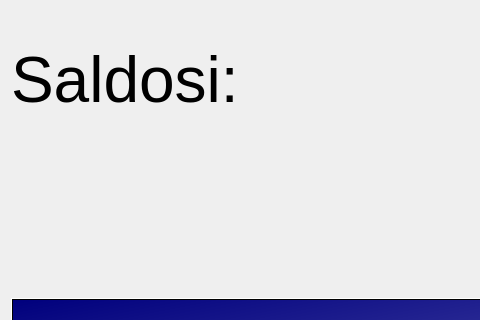
tvt21kmo-bank-project/group_3, file bankautomat/saldo_credit.ui: the form before one commit; both pictures show x 0 to 480 and y 0 to 320 of the 709 by 446 pixel window.
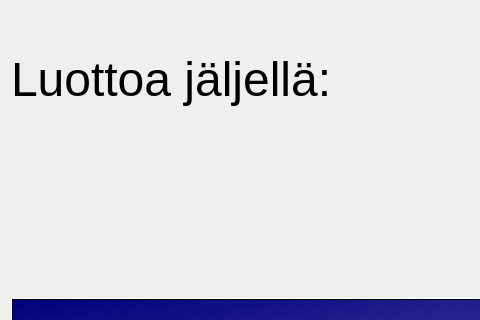
The form after the commit.

What changed in the file:
```diff
--- a/bankautomat/saldo_credit.ui
+++ b/bankautomat/saldo_credit.ui
@@ -18,14 +18,14 @@
     <widget class="QLabel" name="label">
      <property name="font">
       <font>
-       <pointsize>48</pointsize>
+       <pointsize>36</pointsize>
       </font>
      </property>
      <property name="styleSheet">
       <string notr="true">color: qconicalgradient(cx:0.5, cy:0.5, angle:0, stop:0 rgba(35, 40, 3, 255), stop:0.16 rgba(136, 106, 22, 255), stop:0.225 rgba(166, 140, 41, 255), stop:0.285 rgba(204, 181, 74, 255), stop:0.345 rgba(235, 219, 102, 255), stop:0.415 rgba(245, 236, 112, 255), stop:0.52 rgba(209, 190, 76, 255), stop:0.57 rgba(187, 156, 51, 255), stop:0.635 rgba(168, 142, 42, 255), stop:0.695 rgba(202, 174, 68, 255), stop:0.75 rgba(218, 202, 86, 255), stop:0.815 rgba(208, 187, 73, 255), stop:0.88 rgba(187, 156, 51, 255), stop:0.935 rgba(137, 108, 26, 255), stop:1 rgba(35, 40, 3, 255));</string>
      </property>
      <property name="text">
-      <string>Saldosi:</string>
+      <string>Luottoa jäljellä:</string>
      </property>
     </widget>
    </item>
```
